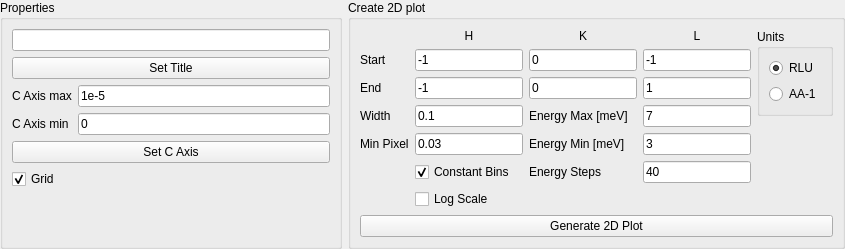
Qt form src/main/resources/base/Views/QELine.ui (MJOLNIRPackage/MJOLNIR-GUI) before a commit.
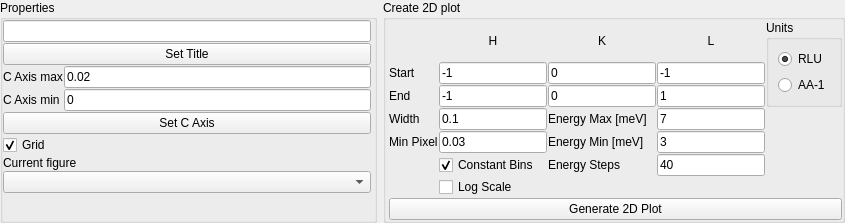
The same form after that commit.

Commit message: Update general layout of views Add handler of plotted figures

Diff of the .ui file:
```diff
--- a/src/main/resources/base/Views/QELine.ui
+++ b/src/main/resources/base/Views/QELine.ui
@@ -7,7 +7,7 @@
     <x>0</x>
     <y>0</y>
     <width>845</width>
-    <height>232</height>
+    <height>223</height>
    </rect>
   </property>
   <property name="windowTitle">
@@ -38,6 +38,21 @@
       <string>Properties</string>
      </property>
      <layout class="QHBoxLayout" name="horizontalLayout">
+      <property name="spacing">
+       <number>1</number>
+      </property>
+      <property name="leftMargin">
+       <number>0</number>
+      </property>
+      <property name="topMargin">
+       <number>0</number>
+      </property>
+      <property name="rightMargin">
+       <number>3</number>
+      </property>
+      <property name="bottomMargin">
+       <number>0</number>
+      </property>
       <item>
        <layout class="QVBoxLayout" name="verticalLayout_4">
         <item>
@@ -74,7 +89,7 @@
              <string>Set color scale axis of current figure</string>
             </property>
             <property name="text">
-             <string>1e-5</string>
+             <string>0.02</string>
             </property>
            </widget>
           </item>
@@ -148,6 +163,29 @@
           </property>
          </widget>
         </item>
+        <item>
+         <widget class="QLabel" name="label_3">
+          <property name="toolTip">
+           <string>Current Figure</string>
+          </property>
+          <property name="statusTip">
+           <string>Current Figure</string>
+          </property>
+          <property name="text">
+           <string>Current figure</string>
+          </property>
+         </widget>
+        </item>
+        <item>
+         <widget class="QComboBox" name="QELine_figureList_comboBox">
+          <property name="toolTip">
+           <string>Current Figure</string>
+          </property>
+          <property name="statusTip">
+           <string>Current Figure</string>
+          </property>
+         </widget>
+        </item>
         <item>
          <spacer name="verticalSpacer_2">
           <property name="orientation">
@@ -178,6 +216,21 @@
       <string>Create 2D plot</string>
      </property>
      <layout class="QVBoxLayout" name="verticalLayout_7">
+      <property name="spacing">
+       <number>1</number>
+      </property>
+      <property name="leftMargin">
+       <number>3</number>
+      </property>
+      <property name="topMargin">
+       <number>0</number>
+      </property>
+      <property name="rightMargin">
+       <number>0</number>
+      </property>
+      <property name="bottomMargin">
+       <number>0</number>
+      </property>
       <item>
        <layout class="QHBoxLayout" name="horizontalLayout_3">
         <item>
```
Left out of the diff: 13 changed lines with no effect on the pictures. The commit also changes 11 other files.
